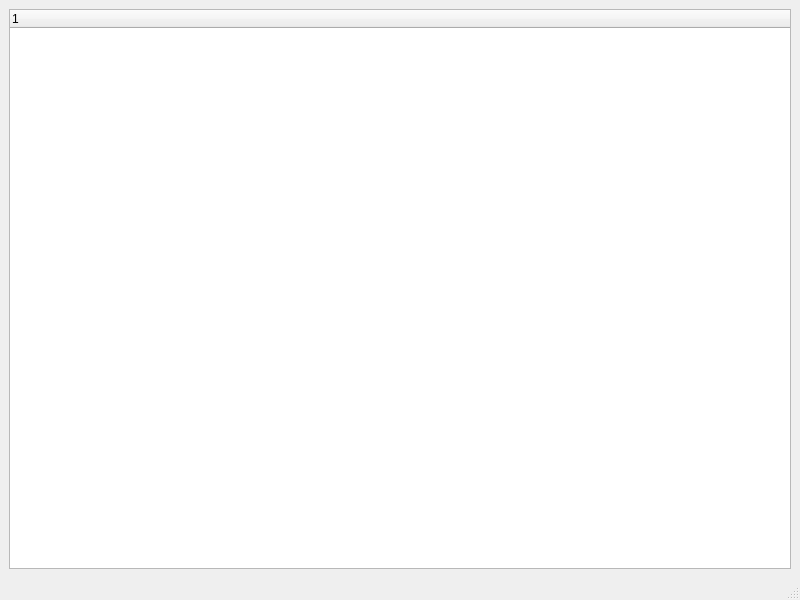
First picture: the form in src/ui/mainwindow.ui, repository leuat/japp, before the edit.
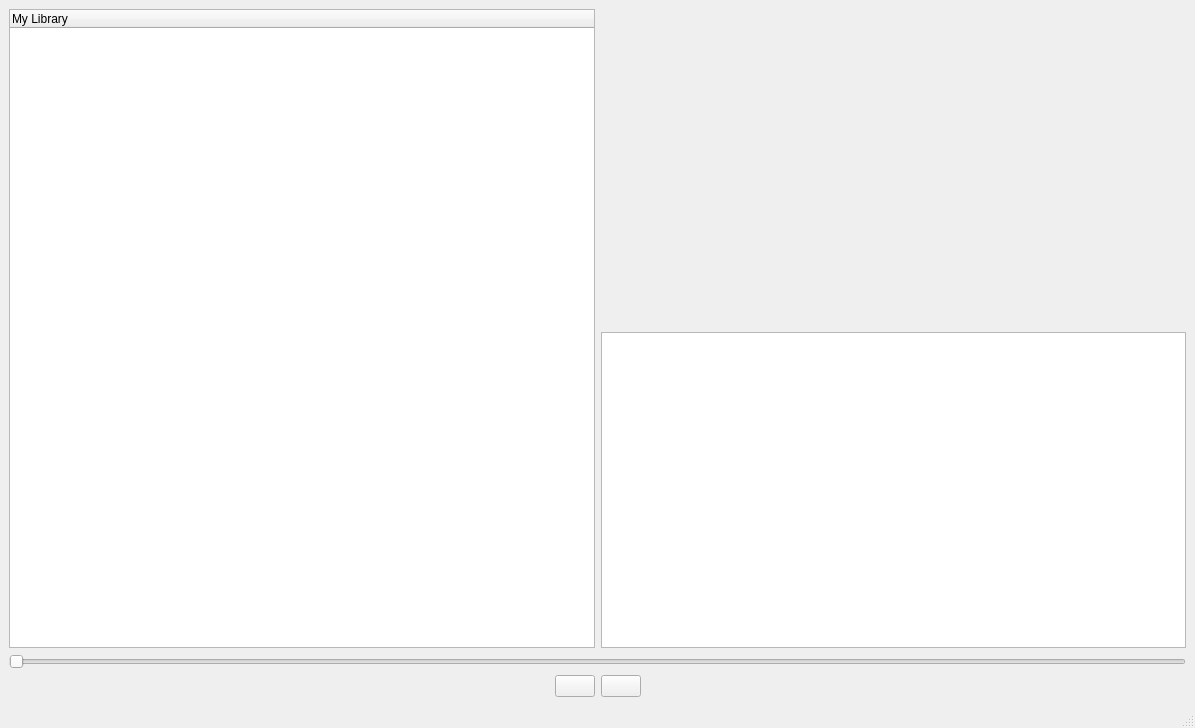
Second picture: the form after the edit. Icons and pictures are not drawn. Custom widgets are drawn as their Qt base class.

```diff
--- a/src/ui/mainwindow.ui
+++ b/src/ui/mainwindow.ui
@@ -6,8 +6,8 @@
    <rect>
     <x>0</x>
     <y>0</y>
-    <width>800</width>
-    <height>600</height>
+    <width>1195</width>
+    <height>728</height>
    </rect>
   </property>
   <property name="windowTitle">
@@ -15,15 +15,107 @@
   </property>
   <widget class="QWidget" name="centralwidget">
    <layout class="QGridLayout" name="gridLayout">
-    <item row="0" column="0">
-     <widget class="QTreeWidget" name="tree">
-      <column>
-       <property name="text">
-        <string notr="true">1</string>
-       </property>
-      </column>
+    <item row="1" column="0">
+     <widget class="QSlider" name="sliderProgress">
+      <property name="orientation">
+       <enum>Qt::Orientation::Horizontal</enum>
+      </property>
      </widget>
     </item>
+    <item row="2" column="0">
+     <layout class="QHBoxLayout" name="horizontalLayout">
+      <item>
+       <spacer name="horizontalSpacer">
+        <property name="orientation">
+         <enum>Qt::Orientation::Horizontal</enum>
+        </property>
+        <property name="sizeHint" stdset="0">
+         <size>
+          <width>40</width>
+          <height>20</height>
+         </size>
+        </property>
+       </spacer>
+      </item>
+      <item>
+       <widget class="QPushButton" name="btnStop">
+        <property name="text">
+         <string/>
+        </property>
+        <property name="icon">
+         <iconset resource="../../resources.qrc">
+          <normaloff>:/resources/icons/stop.png</normaloff>:/resources/icons/stop.png</iconset>
+        </property>
+        <property name="iconSize">
+         <size>
+          <width>40</width>
+          <height>40</height>
+         </size>
+        </property>
+       </widget>
+      </item>
+      <item>
+       <widget class="QPushButton" name="btnPlay">
+        <property name="text">
+         <string/>
+        </property>
+        <property name="icon">
+         <iconset resource="../../resources.qrc">
+          <normaloff>:/resources/icons/pause.png</normaloff>:/resources/icons/pause.png</iconset>
+        </property>
+        <property name="iconSize">
+         <size>
+          <width>40</width>
+          <height>40</height>
+         </size>
+        </property>
+       </widget>
+      </item>
+      <item>
+       <spacer name="horizontalSpacer_2">
+        <property name="orientation">
+         <enum>Qt::Orientation::Horizontal</enum>
+        </property>
+        <property name="sizeHint" stdset="0">
+         <size>
+          <width>40</width>
+          <height>20</height>
+         </size>
+        </property>
+       </spacer>
+      </item>
+     </layout>
+    </item>
+    <item row="0" column="0">
+     <layout class="QGridLayout" name="gridLayout_2" columnstretch="1,1">
+      <item row="1" column="0">
+       <widget class="LTree" name="tree">
+        <column>
+         <property name="text">
+          <string notr="true">My Library</string>
+         </property>
+        </column>
+       </widget>
+      </item>
+      <item row="1" column="1">
+       <layout class="QGridLayout" name="gridLayout_4" rowstretch="1,1">
+        <item row="1" column="0">
+         <widget class="QTextBrowser" name="txtInfo"/>
+        </item>
+        <item row="0" column="0">
+         <widget class="QLabel" name="lblImage">
+          <property name="text">
+           <string/>
+          </property>
+          <property name="scaledContents">
+           <bool>false</bool>
+          </property>
+         </widget>
+        </item>
+       </layout>
+      </item>
+     </layout>
+    </item>
    </layout>
   </widget>
   <widget class="QMenuBar" name="menubar">
@@ -38,6 +130,15 @@
   </widget>
   <widget class="QStatusBar" name="statusbar"/>
  </widget>
- <resources/>
+ <customwidgets>
+  <customwidget>
+   <class>LTree</class>
+   <extends>QTreeWidget</extends>
+   <header>ltree.h</header>
+  </customwidget>
+ </customwidgets>
+ <resources>
+  <include location="../../resources.qrc"/>
+ </resources>
  <connections/>
 </ui>
```
Left out of the diff: 4 changed lines with no effect on the pictures.
